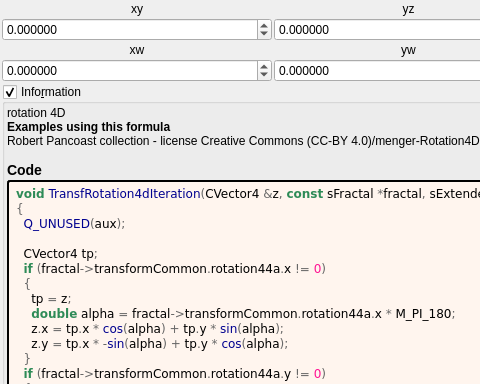
This is mandelbulber2/formula/ui/transf_rotation4d.ui in buddhi1980/mandelbulber2 as Qt 5 draws it before an edit; both pictures show x 0 to 480 and y 0 to 384 of the 817 by 1209 pixel window. The edited form follows.
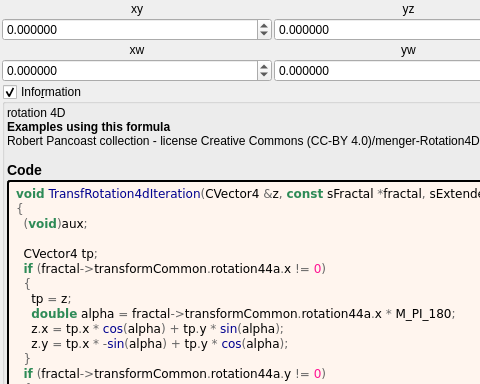
This is the edited form. Custom widgets are drawn as their Qt base class.

Patch:
```diff
--- a/mandelbulber2/formula/ui/transf_rotation4d.ui
+++ b/mandelbulber2/formula/ui/transf_rotation4d.ui
@@ -325,7 +325,7 @@
          <string notr="true">&lt;body style=&quot;background-color:#fff5ee&quot;&gt;
 &lt;pre style=&quot;color:#000000; background-color:#fff5ee;  font-family:&#039;Courier New&#039;,monospace;white-space: pre-wrap;&quot;&gt;&lt;span style=&quot;color:#2e8b57; font-weight:bold&quot;&gt;void&lt;/span&gt; &lt;span style=&quot;color:#00008f&quot;&gt;TransfRotation4dIteration&lt;/span&gt;&lt;span style=&quot;color:#676767&quot;&gt;(&lt;/span&gt;CVector4 &lt;span style=&quot;color:#676767&quot;&gt;&amp;amp;&lt;/span&gt;z&lt;span style=&quot;color:#676767&quot;&gt;,&lt;/span&gt; &lt;span style=&quot;color:#2e8b57; font-weight:bold&quot;&gt;const&lt;/span&gt; sFractal &lt;span style=&quot;color:#676767&quot;&gt;*&lt;/span&gt;fractal&lt;span style=&quot;color:#676767&quot;&gt;,&lt;/span&gt; sExtendedAux &lt;span style=&quot;color:#676767&quot;&gt;&amp;amp;&lt;/span&gt;aux&lt;span style=&quot;color:#676767&quot;&gt;)&lt;/span&gt;
 &lt;span style=&quot;color:#676767&quot;&gt;{&lt;/span&gt;
-  &lt;span style=&quot;color:#00008f&quot;&gt;Q_UNUSED&lt;/span&gt;&lt;span style=&quot;color:#676767&quot;&gt;(&lt;/span&gt;aux&lt;span style=&quot;color:#676767&quot;&gt;);&lt;/span&gt;
+  &lt;span style=&quot;color:#676767&quot;&gt;(&lt;/span&gt;&lt;span style=&quot;color:#2e8b57; font-weight:bold&quot;&gt;void&lt;/span&gt;&lt;span style=&quot;color:#676767&quot;&gt;)&lt;/span&gt;aux&lt;span style=&quot;color:#676767&quot;&gt;;&lt;/span&gt;
 
   CVector4 tp&lt;span style=&quot;color:#676767&quot;&gt;;&lt;/span&gt;
   &lt;span style=&quot;color:#2e8b57; font-weight:bold&quot;&gt;if&lt;/span&gt; &lt;span style=&quot;color:#676767&quot;&gt;(&lt;/span&gt;fractal&lt;span style=&quot;color:#676767&quot;&gt;-&amp;gt;&lt;/span&gt;transformCommon&lt;span style=&quot;color:#676767&quot;&gt;.&lt;/span&gt;rotation44a&lt;span style=&quot;color:#676767&quot;&gt;.&lt;/span&gt;x &lt;span style=&quot;color:#676767&quot;&gt;!=&lt;/span&gt; &lt;span style=&quot;color:#ff1493&quot;&gt;0&lt;/span&gt;&lt;span style=&quot;color:#676767&quot;&gt;)&lt;/span&gt;
```
